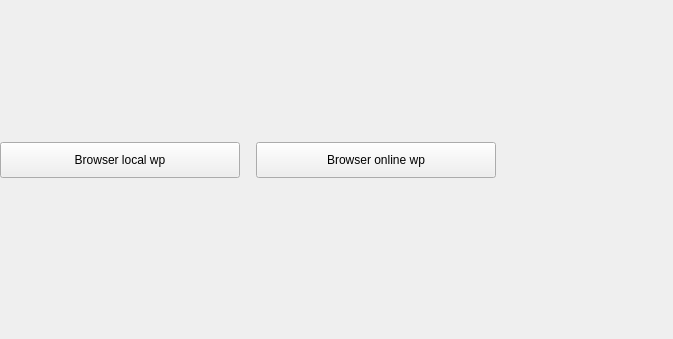
Above: plugins/personalized/screenlock/screenlock.ui from ukui/ukui-control-center before the change; both pictures show x 0 to 673 and y 811 to 1150 of the 673 by 1150 pixel window. Below: the same form after it.
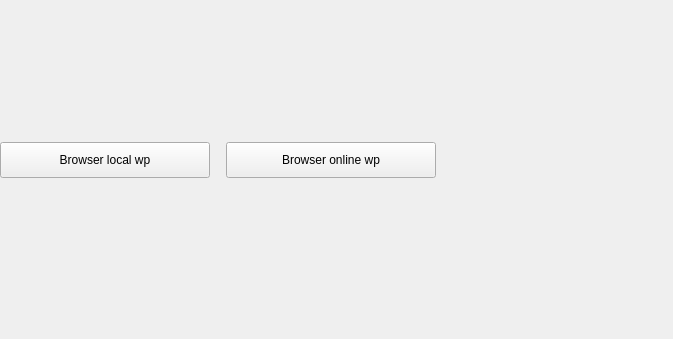
That is the form after the change. Custom widgets are drawn as their Qt base class.

```diff
--- a/plugins/personalized/screenlock/screenlock.ui
+++ b/plugins/personalized/screenlock/screenlock.ui
@@ -435,13 +435,13 @@
          <widget class="QPushButton" name="browserLocalwpBtn">
           <property name="minimumSize">
            <size>
-            <width>240</width>
+            <width>210</width>
             <height>36</height>
            </size>
           </property>
           <property name="maximumSize">
            <size>
-            <width>240</width>
+            <width>210</width>
             <height>36</height>
            </size>
           </property>
@@ -454,13 +454,13 @@
          <widget class="QPushButton" name="browserOnlinewpBtn">
           <property name="minimumSize">
            <size>
-            <width>240</width>
+            <width>210</width>
             <height>36</height>
            </size>
           </property>
           <property name="maximumSize">
            <size>
-            <width>240</width>
+            <width>210</width>
             <height>36</height>
            </size>
           </property>
```
